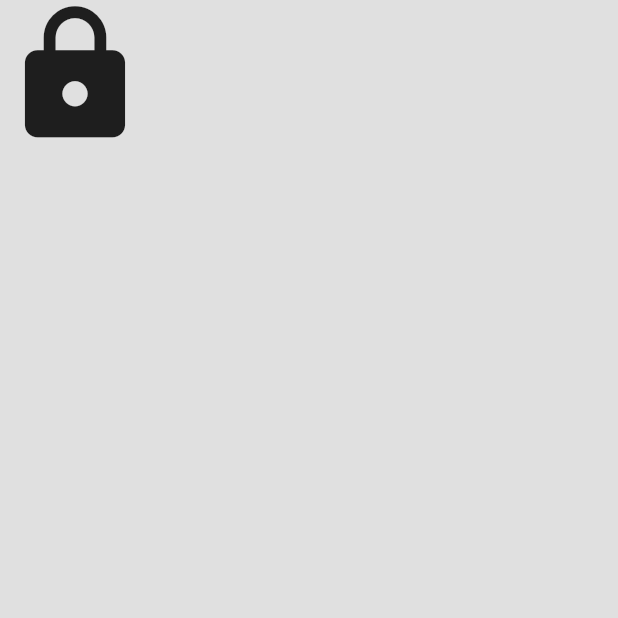
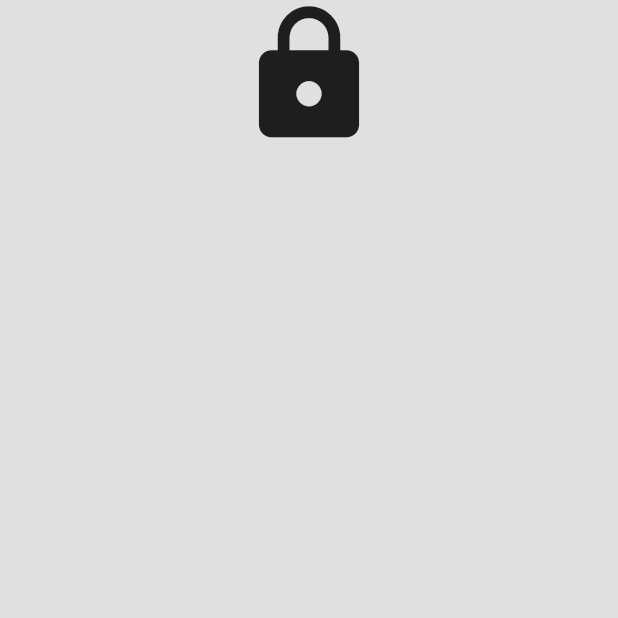
Before and after one commit to David-odhiambo254/silver-spoon_authenticate, a Flutter app: the screen it shows after launch, on a phone screen of 412 x 824 dp, the top half of it. Run offline on Flutter 3.47's test engine with Material 3 defaults, Android fonts, the phone set to English and light mode, and no system bars.

Commit message:
1st commit

```diff
--- a/lib/pages/login_page.dart
+++ b/lib/pages/login_page.dart
@@ -7,7 +7,9 @@ class LoginPage extends StatelessWidget {
   Widget build(BuildContext context) {
     return Scaffold(
       backgroundColor: Colors.grey[300],
-      body: Column(
+      body: SafeArea(
+        child: Center(
+          child: Column(
             children: [
               //logo
               Icon(
@@ -33,6 +35,8 @@ class LoginPage extends StatelessWidget {
 
             ],
           ),
+        ),
+      ),
     );
   }
 }
```
Lines whose indentation alone changed are shown as unchanged.
